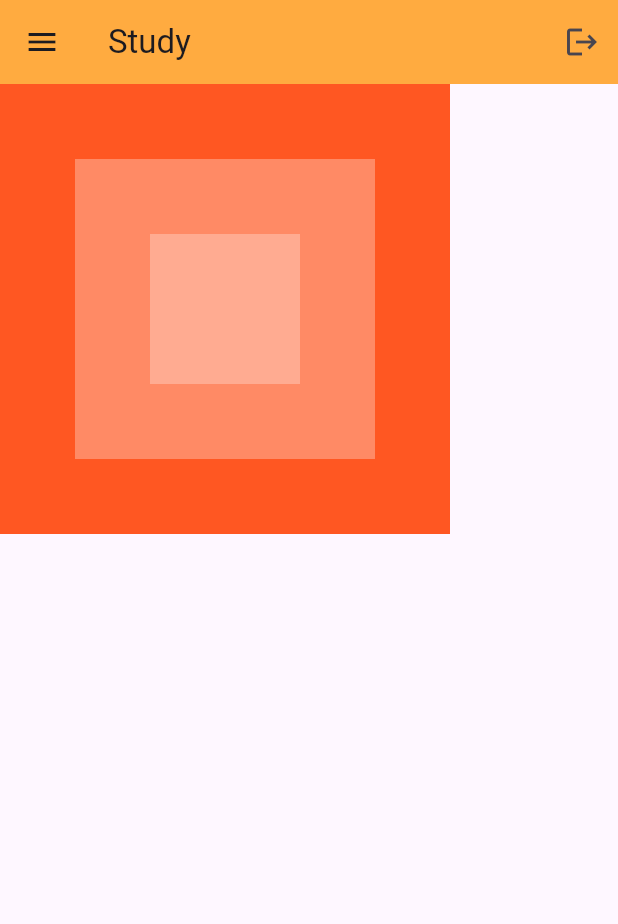
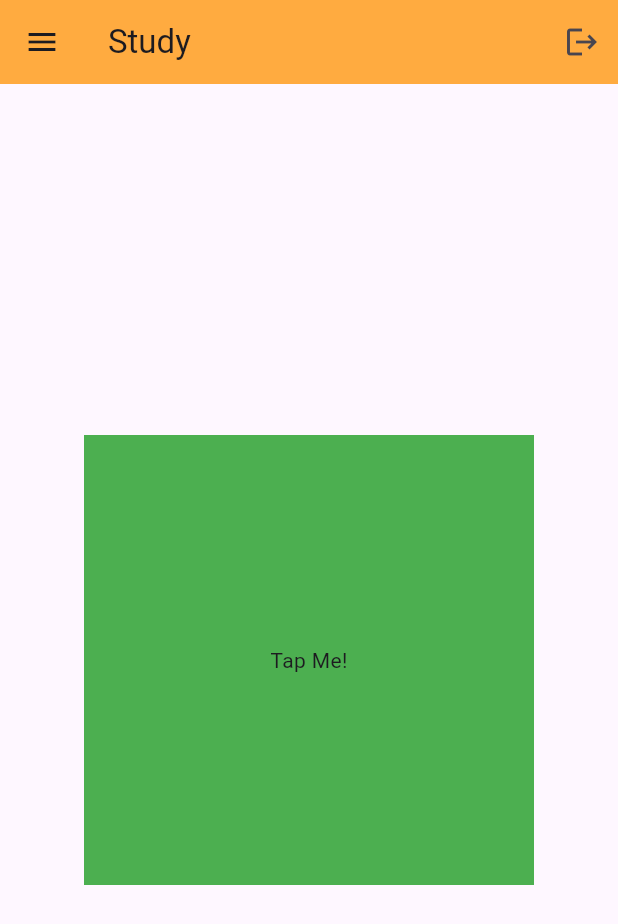
Before and after one commit to JamieK0/Study-Cross-Platform-App, a Flutter app: the screen it shows after launch, on a phone screen of 412 x 824 dp. Shown: the top 924 px of the screen. Run offline on Flutter 3.47's test engine with Material 3 defaults, Android fonts, the phone set to English and light mode, and no system bars.

Commit message:
Gesture detector

```diff
--- a/lib/main.dart
+++ b/lib/main.dart
@@ -22,27 +22,21 @@ List names = ["jamie", "nish", "henry"];
           actions: [IconButton(onPressed: () {}, icon: Icon(Icons.logout))],
           ),
 
-        body: Stack(
-          alignment: Alignment.center,
-          children: [
-            Container(
+        body: Center(
+          child: GestureDetector(
+            onTap:() {
+              //something will happen here
+              print("hi");
+            },
+            child: Container(
               height: 300,
               width: 300,
-              color: Colors.deepOrange,
-            ),
-            Container(
-              height: 200,
-              width: 200,
-              color: Colors.deepOrange[300],
-            ),
-            Container(
-              height: 100,
-              width: 100,
-              color: Colors.deepOrange[200],
-            ),
-
-          ])
-      )
-    );
+              color: Colors.green,
+              child: Center(child: Text("Tap Me!")),
+              ),
+          ),
+        )
+          )
+      );
   }
 }
```
